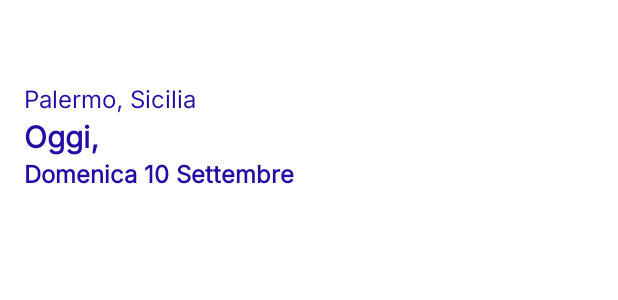
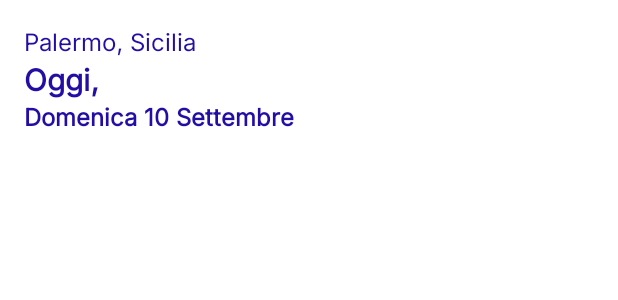
Before and after one commit to develhope/Android6-Team2-ForecastApp, an Android app: the layout subtitle_today_screen.xml on its own in the app's theme, with its tools: preview values and no code run, on a phone screen of 412 x 824 dp. Shown: the top 300 px of the screen. Run offline under Robolectric (Android 15) with nearby library versions, the phone set to English and light mode, and no system bars.

Commit message:
fixed title margins and constraints

```diff
--- a/app/src/main/res/layout/subtitle_today_screen.xml
+++ b/app/src/main/res/layout/subtitle_today_screen.xml
@@ -2,8 +2,8 @@
 <androidx.constraintlayout.widget.ConstraintLayout xmlns:android="http://schemas.android.com/apk/res/android"
     xmlns:app="http://schemas.android.com/apk/res-auto"
     xmlns:tools="http://schemas.android.com/tools"
-    android:layout_width="match_parent"
-    android:layout_height="match_parent"
+    android:layout_width="wrap_content"
+    android:layout_height="wrap_content"
     android:padding="16dp">
 
     <TextView
@@ -13,7 +13,7 @@
         android:fontFamily="@font/inter"
         android:textColor="@color/blue"
         android:textSize="16sp"
-        app:layout_constraintBottom_toTopOf="@id/today_subtitle_short_tv"
+        app:layout_constraintTop_toTopOf="parent"
         app:layout_constraintStart_toStartOf="parent"
         tools:text="Palermo, Sicilia" />
 
@@ -21,13 +21,12 @@
         android:id="@+id/today_subtitle_short_tv"
         android:layout_width="wrap_content"
         android:layout_height="wrap_content"
-        android:layout_marginTop="60dp"
         android:fontFamily="@font/inter"
         android:textColor="@color/blue"
         android:textSize="20sp"
         android:textStyle="bold"
         app:layout_constraintStart_toStartOf="parent"
-        app:layout_constraintTop_toTopOf="parent"
+        app:layout_constraintTop_toBottomOf="@id/today_location_tv"
         tools:text="Oggi," />
 
     <TextView
```
